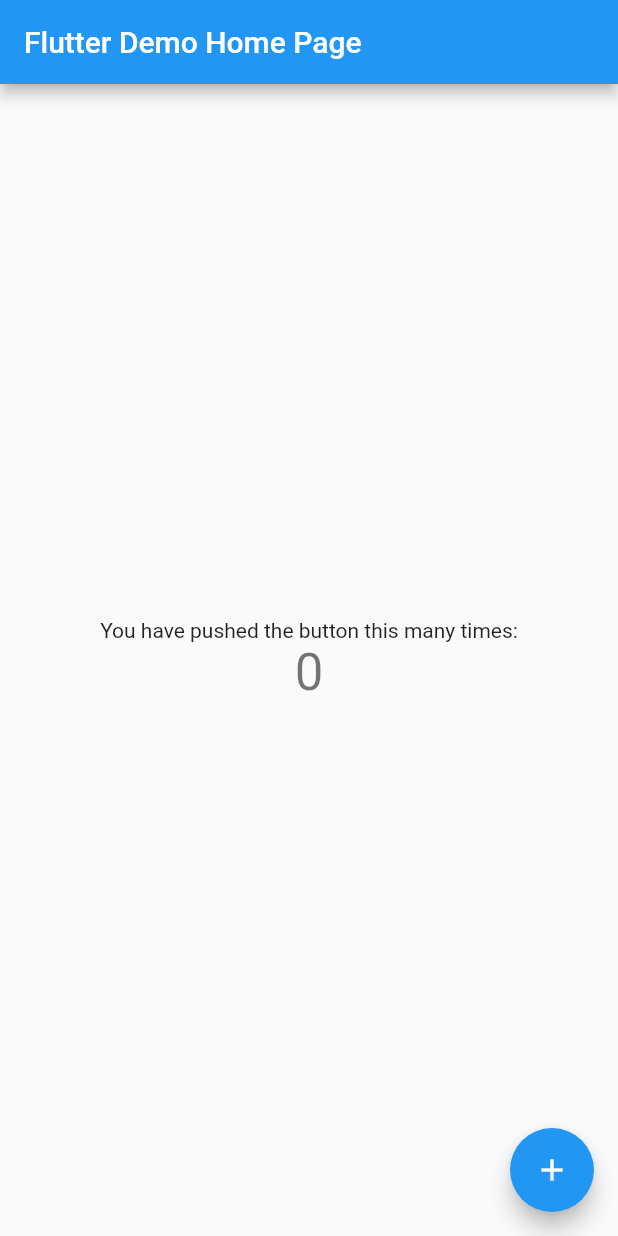
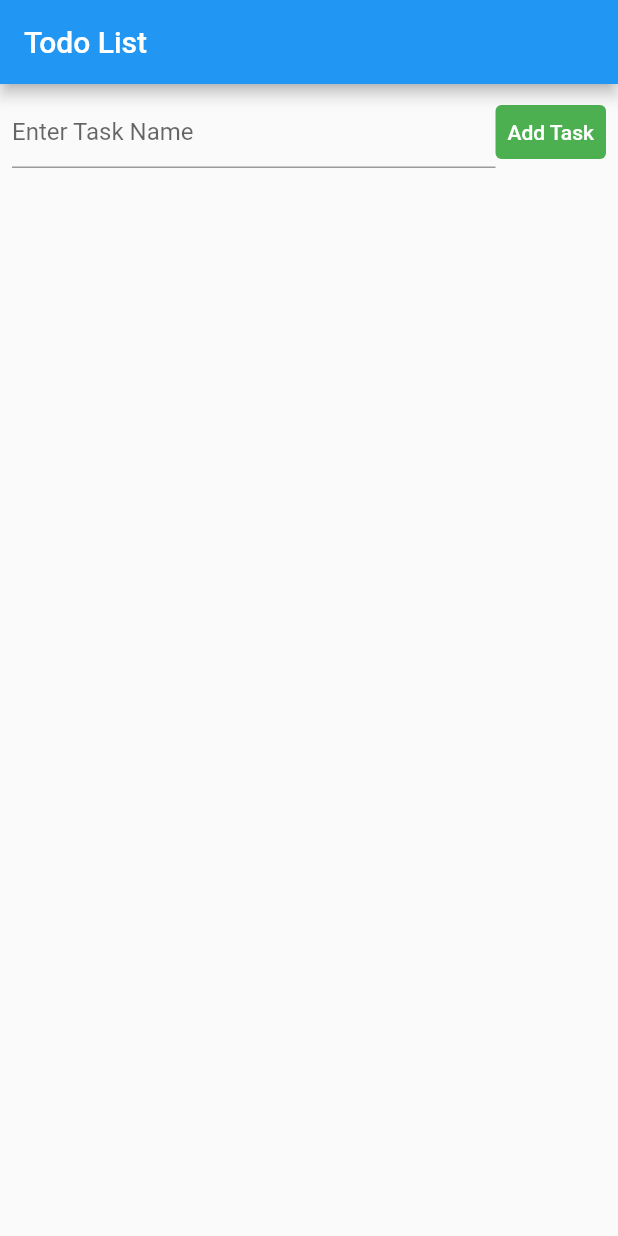
Before and after one commit to AndrePostiga/cs-jober, a Flutter app: the screen it shows after launch, on a phone screen of 412 x 824 dp. Run offline on Flutter 3.47's test engine with Material 2 defaults, Android fonts, the phone set to English and light mode, and no system bars; our stand-ins replace cloud_firestore, firebase_core; accounts and stored records are empty.

Commit message:
demo: firebase test demo app

```diff
--- /dev/null
+++ b/lib/Models/Task.dart
@@ -0,0 +1,15 @@
+import 'package:cloud_firestore/cloud_firestore.dart';
+
+class Task {
+  final String tittle;
+  final String? taskId;
+
+  Task(this.tittle, [this.taskId]);
+
+  factory Task.fromSnapshot(DocumentSnapshot snapshot){
+    return Task(
+      snapshot.get("title"),
+      snapshot.id,
+    );
+  }
+}
--- /dev/null
+++ b/lib/Pages/todo_list_page.dart
@@ -0,0 +1,93 @@
+import 'package:flutter/material.dart';
+import 'package:cloud_firestore/cloud_firestore.dart';
+import 'package:grupolaranja20212/Models/Task.dart';
+
+class TodoListPage extends StatelessWidget {
+  final TextEditingController _controller = TextEditingController();
+
+  Widget _buildBody(BuildContext context) {
+    return Padding(
+      padding: const EdgeInsets.all(8.0),
+      child: Column(children: [
+        Row(
+          children: [
+            Expanded(child: TextField(
+              controller: _controller,
+              decoration: const InputDecoration(hintText: "Enter Task Name"),
+            )),
+            TextButton(
+              child: const Text(
+                "Add Task",
+                style: TextStyle(color: Colors.white),
+              ),
+              style: ButtonStyle(backgroundColor: MaterialStateProperty.all(Colors.green)),
+              onPressed: () {
+                _addTask();
+              },
+            )
+          ],
+        ),
+
+
+        StreamBuilder<QuerySnapshot<Map<String, dynamic>>>(
+          stream: FirebaseFirestore.instance.collection("todos").snapshots(),
+          builder: (context, snapshot) {
+            if(!snapshot.hasData) return const LinearProgressIndicator();
+
+            return Expanded(child: _buildList(snapshot.requireData));
+          },
+        ),
+
+
+      ]),
+    );
+  }
+
+  @override
+  Widget build(BuildContext context) {
+    return Scaffold(
+      appBar: AppBar(
+        title: Text("Todo List"),
+      ),
+      body: _buildBody(context),
+    );
+  }
+
+  void _addTask() {
+    FirebaseFirestore.instance.collection("todos")
+        .add({"title": _controller.text});
+
+    _controller.text = "";
+
+  }
+
+  Widget _buildList(QuerySnapshot<Map<String, dynamic>> snapshot) {
+    return ListView.builder(
+      itemCount:  snapshot.docs.length,
+      itemBuilder: (context, index) {
+        final doc = snapshot.docs[index];
+        final task = Task.fromSnapshot(doc);
+        return _buildListItem(task);
+      },
+    );
+  }
+
+  Widget _buildListItem(Task task) {
+    return Dismissible(
+      key: Key(task.taskId.toString()),
+      onDismissed: (direction) {
+        _deleteTask(task);
+      },
+      background: Container(color: Colors.red),
+      child: ListTile(
+        title: Text(task.tittle),
+      ),
+    );
+  }
+
+  void _deleteTask(Task task) async {
+    await FirebaseFirestore.instance.collection("todos")
+        .doc(task.taskId)
+        .delete();
+  }
+}
--- a/lib/main.dart
+++ b/lib/main.dart
@@ -1,118 +1,21 @@
 import 'package:flutter/material.dart';
 import 'package:firebase_core/firebase_core.dart';
+import 'package:grupolaranja20212/Pages/todo_list_page.dart';
 
 void main() async {
   WidgetsFlutterBinding.ensureInitialized();
   await Firebase.initializeApp();
-  runApp(const MyApp());
+  runApp(App());
 }
 
-class MyApp extends StatelessWidget {
-  const MyApp({Key? key}) : super(key: key);
+class App extends StatelessWidget {
+  const App({Key? key}) : super(key: key);
 
-  // This widget is the root of your application.
   @override
   Widget build(BuildContext context) {
     return MaterialApp(
-      title: 'Flutter Demo',
-      theme: ThemeData(
-        // This is the theme of your application.
-        //
-        // Try running your application with "flutter run". You'll see the
-        // application has a blue toolbar. Then, without quitting the app, try
-        // changing the primarySwatch below to Colors.green and then invoke
-        // "hot reload" (press "r" in the console where you ran "flutter run",
-        // or simply save your changes to "hot reload" in a Flutter IDE).
-        // Notice that the counter didn't reset back to zero; the application
-        // is not restarted.
-        primarySwatch: Colors.blue,
-      ),
-      home: const MyHomePage(title: 'Flutter Demo Home Page'),
+      home: TodoListPage(),
+      title: "Todo List",
     );
   }
 }
-
-class MyHomePage extends StatefulWidget {
-  const MyHomePage({Key? key, required this.title}) : super(key: key);
-
-  // This widget is the home page of your application. It is stateful, meaning
-  // that it has a State object (defined below) that contains fields that affect
-  // how it looks.
-
-  // This class is the configuration for the state. It holds the values (in this
-  // case the title) provided by the parent (in this case the App widget) and
-  // used by the build method of the State. Fields in a Widget subclass are
-  // always marked "final".
-
-  final String title;
-
-  @override
-  State<MyHomePage> createState() => _MyHomePageState();
-}
-
-class _MyHomePageState extends State<MyHomePage> {
-  int _counter = 0;
-
-  void _incrementCounter() {
-    setState(() {
-      // This call to setState tells the Flutter framework that something has
-      // changed in this State, which causes it to rerun the build method below
-      // so that the display can reflect the updated values. If we changed
-      // _counter without calling setState(), then the build method would not be
-      // called again, and so nothing would appear to happen.
-      _counter++;
-    });
-  }
-
-  @override
-  Widget build(BuildContext context) {
-    // This method is rerun every time setState is called, for instance as done
-    // by the _incrementCounter method above.
-    //
-    // The Flutter framework has been optimized to make rerunning build methods
-    // fast, so that you can just rebuild anything that needs updating rather
-    // than having to individually change instances of widgets.
-    return Scaffold(
-      appBar: AppBar(
-        // Here we take the value from the MyHomePage object that was created by
-        // the App.build method, and use it to set our appbar title.
-        title: Text(widget.title),
-      ),
-      body: Center(
-        // Center is a layout widget. It takes a single child and positions it
-        // in the middle of the parent.
-        child: Column(
-          // Column is also a layout widget. It takes a list of children and
-          // arranges them vertically. By default, it sizes itself to fit its
-          // children horizontally, and tries to be as tall as its parent.
-          //
-          // Invoke "debug painting" (press "p" in the console, choose the
-          // "Toggle Debug Paint" action from the Flutter Inspector in Android
-          // Studio, or the "Toggle Debug Paint" command in Visual Studio Code)
-          // to see the wireframe for each widget.
-          //
-          // Column has various properties to control how it sizes itself and
-          // how it positions its children. Here we use mainAxisAlignment to
-          // center the children vertically; the main axis here is the vertical
-          // axis because Columns are vertical (the cross axis would be
-          // horizontal).
-          mainAxisAlignment: MainAxisAlignment.center,
-          children: <Widget>[
-            const Text(
-              'You have pushed the button this many times:',
-            ),
-            Text(
-              '$_counter',
-              style: Theme.of(context).textTheme.headline4,
-            ),
-          ],
-        ),
-      ),
-      floatingActionButton: FloatingActionButton(
-        onPressed: _incrementCounter,
-        tooltip: 'Increment',
-        child: const Icon(Icons.add),
-      ), // This trailing comma makes auto-formatting nicer for build methods.
-    );
-  }
-}
```
